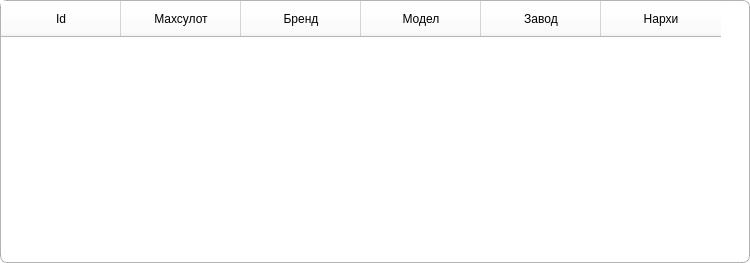
JavokhirMamirov/shopapp, file ui/search_frame.ui: the form before one commit.
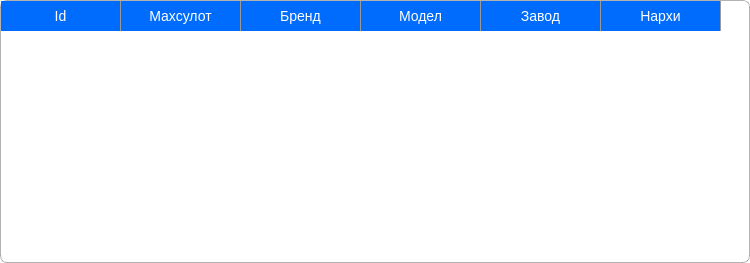
The form after the commit.

Commit message: search frame

```diff
--- a/ui/search_frame.ui
+++ b/ui/search_frame.ui
@@ -124,10 +124,15 @@
 	border-radius:7px;
 	background-color: rgb(255, 255, 255);
 }
-QHeaderView::section { 
-	padding:7px;
-	font-size:12px;
+QHeaderView::section {
+    background-color: #006CFE;
+    padding: 4px;
+    font-size: 14px;
+	color:#fff;
+    border-style: none;
+	border-right:1px solid rgb(154, 153, 150);
 }
+
 QTableWidget::item:selected{
 	background-color: rgb(111, 162, 28);
 	color: rgb(255, 255, 255);
```
The commit also changes 2 other files.
